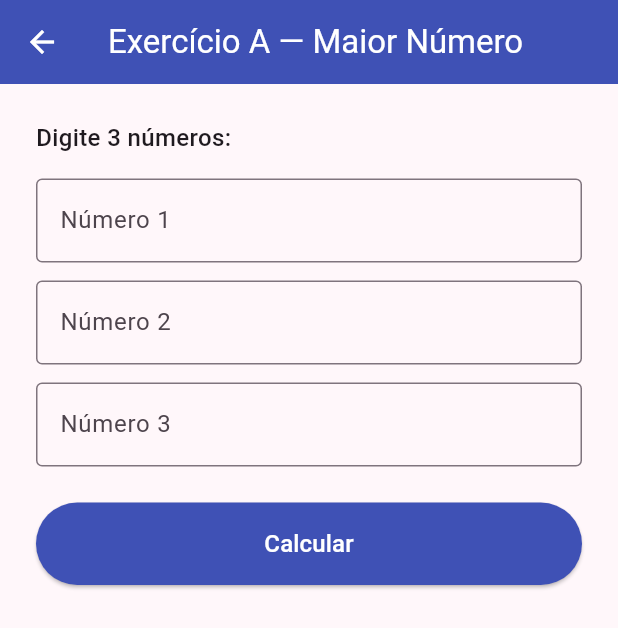
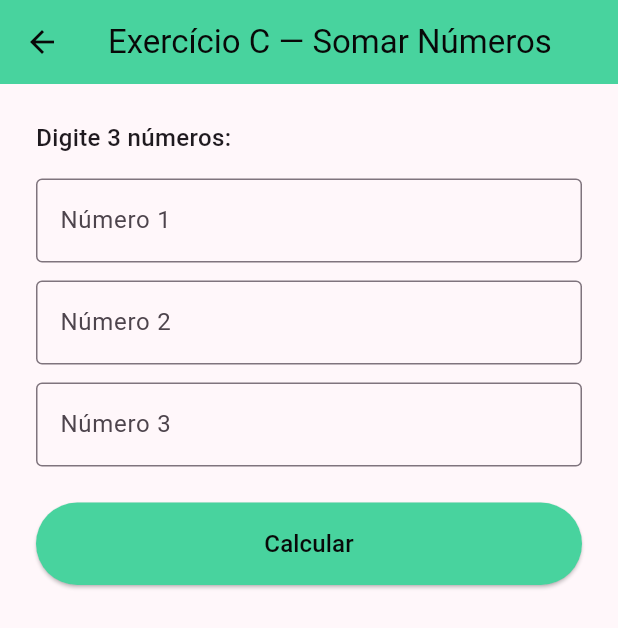
Before and after one commit to ulcitrinitas/AplicacaoExercicios, a Flutter app: the SomarScreen screen opened directly, on a phone screen of 412 x 824 dp. Shown: the top 628 px of the screen. Run offline on Flutter 3.47's test engine with Material 3 defaults, Android fonts, the phone set to English and light mode, and no system bars.

Commit message:
ajustadas cores dos botões e banner

```diff
--- a/lib/screens/somar_screen.dart
+++ b/lib/screens/somar_screen.dart
@@ -39,9 +39,9 @@ class _SomarScreenState extends State<SomarScreen> {
   Widget build(BuildContext context) {
   return Scaffold(
       appBar: AppBar(
-        title: const Text('Exercício A — Maior Número'),
-        backgroundColor: Colors.indigo,
-        foregroundColor: Colors.white,
+        title: const Text('Exercício C — Somar Números'),
+        backgroundColor: const Color(0xFF48D39E),
+        foregroundColor: const Color(0xFF080808),
       ),
       body: SingleChildScrollView(
         // SingleChildScrollView evita overflow em telas pequenas
@@ -93,8 +93,8 @@ class _SomarScreenState extends State<SomarScreen> {
               onPressed: _calcular,
               style: ElevatedButton.styleFrom(
                 padding: const EdgeInsets.symmetric(vertical: 16),
-                backgroundColor: Colors.indigo,
-                foregroundColor: Colors.white,
+                backgroundColor: const Color(0xFF48D39E),
+                foregroundColor: const Color(0xFF080808),
               ),
               child: const Text('Calcular', style: TextStyle(fontSize: 16)),
             ),
```
